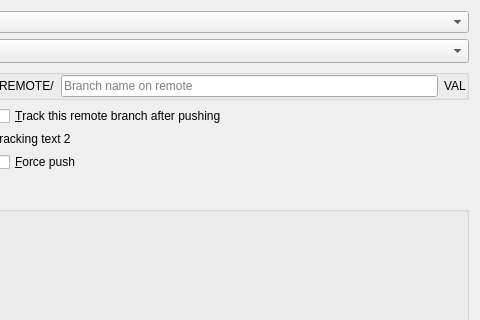
Qt form gitfourchette/widgets/pushdialog.ui (weblate/gitfourchette) before a commit; both pictures show x 90 to 570 and y 0 to 320 of the 570 by 410 pixel window.
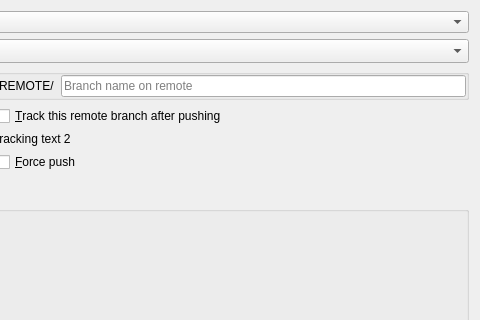
The same form after that commit. Custom widgets are drawn as their Qt base class.

Commit message: ValidatorMultiplexer embeds warning within QLineEdit; SignatureForm validation

The edit to the form file:
```diff
--- a/gitfourchette/widgets/pushdialog.ui
+++ b/gitfourchette/widgets/pushdialog.ui
@@ -154,16 +154,6 @@
       <property name="horizontalSpacing">
        <number>-1</number>
       </property>
-      <item row="0" column="2">
-       <widget class="QLabel" name="newRemoteBranchNameValidation">
-        <property name="cursor">
-         <cursorShape>WhatsThisCursor</cursorShape>
-        </property>
-        <property name="text">
-         <string notr="true">VAL</string>
-        </property>
-       </widget>
-      </item>
       <item row="0" column="0">
        <widget class="QLabel" name="remoteNameLabel">
         <property name="text">
```
The commit also changes 23 other files.
